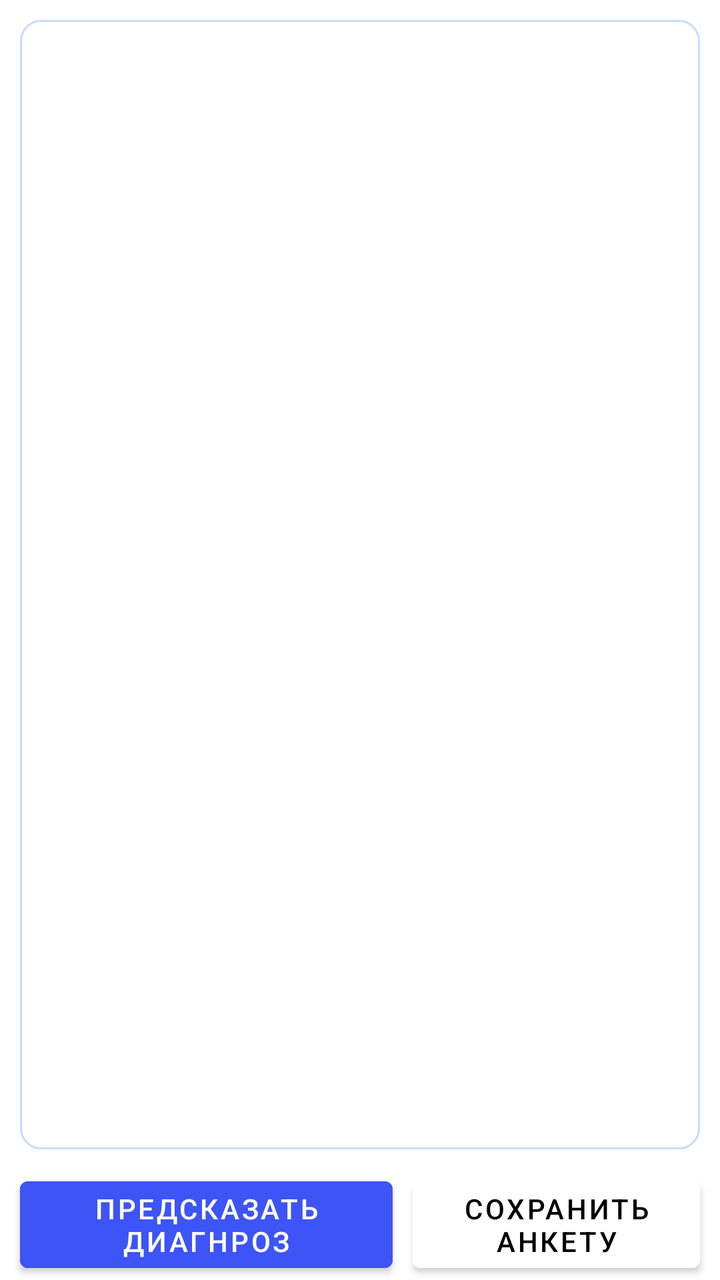
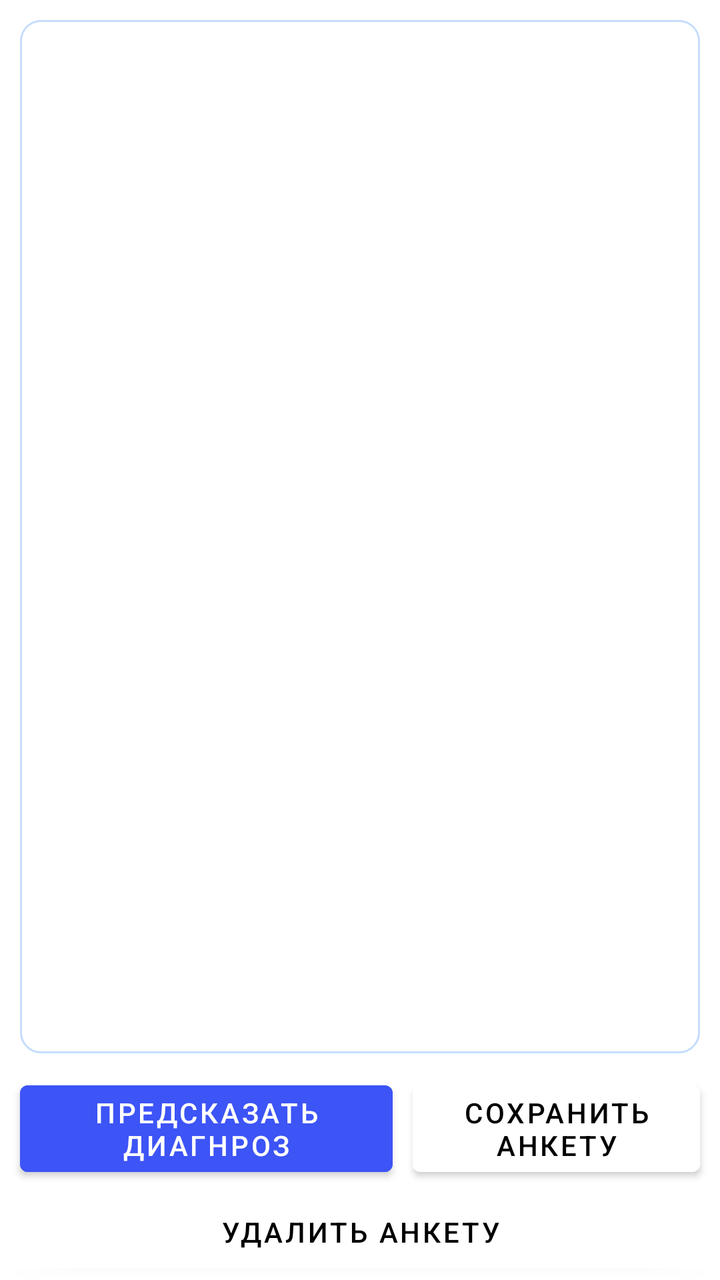

Before-and-after screenshots of an Android layout around one commit, followed by the original layout XML and the change that was made.
<!-- AndroidManifest.xml: application theme Theme.Pancreatitis -->
<!-- res/layout/fragment_questionnaire.xml -->
<?xml version="1.0" encoding="utf-8"?>
<LinearLayout
    xmlns:android="http://schemas.android.com/apk/res/android"
    android:layout_width="match_parent"
    android:layout_height="match_parent"
    android:orientation="vertical">

    <LinearLayout
        android:layout_width="match_parent"
        android:layout_height="0dp"
        android:layout_weight="1"
        android:background="@drawable/rounded_background"
        android:orientation="vertical"
        android:layout_margin="10dp">

        
        <androidx.recyclerview.widget.RecyclerView
            android:id="@+id/recycler_view_characteristics"
            android:layout_width="match_parent"
            android:layout_height="match_parent" />

    </LinearLayout>

    <LinearLayout
        android:id="@+id/btns"
        android:layout_width="match_parent"
        android:layout_height="wrap_content"
        android:orientation="horizontal">

        <Button
            android:id="@+id/btn_predict"
            android:layout_width="wrap_content"
            android:layout_height="wrap_content"
            android:backgroundTint="@color/colorActive"
            android:layout_weight="1"
            android:layout_marginLeft="10dp"
            android:layout_marginRight="5dp"
            android:text="Предсказать диагнроз" />

        <Button
            android:id="@+id/btn_save"
            android:layout_width="wrap_content"
            android:layout_height="wrap_content"
            android:layout_weight="1"
            android:layout_marginLeft="5dp"
            android:layout_marginRight="10dp"
            android:backgroundTint="@color/white"
            android:textColor="@color/black"
            android:text="Сохранить анкету"/>
    </LinearLayout>
</LinearLayout>
<!-- resources referenced by this layout -->
<resources>
  <color name="black">#FF000000</color>
  <color name="colorActive">#3D54F6</color>
  <color name="white">#FFFFFFFF</color>
  <!-- drawable rounded_background (drawable) -->
  <?xml version="1.0" encoding="utf-8"?>
  <shape xmlns:android="http://schemas.android.com/apk/res/android"
      android:shape="rectangle">
      <corners android:radius="10dp"/>  
      <solid android:color="@android:color/white"/> 
      <padding
          android:left="2dp"
          android:right="2dp"
          android:top="2dp"
          android:bottom="2dp"/>
  
      <stroke
          android:width="1dp"
          android:color="@color/colorCircle"/> 
  </shape>
  <style name="Theme.Pancreatitis" parent="Theme.MaterialComponents.DayNight.DarkActionBar">
          
          <item name="colorPrimary">@color/colorActive</item>
          <item name="colorPrimaryVariant">@color/colorActive</item>
          <item name="colorOnPrimary">@color/white</item>
          
          <item name="colorSecondary">@color/teal_200</item>
          <item name="colorSecondaryVariant">@color/teal_700</item>
          <item name="colorOnSecondary">@color/black</item>
          
          <item name="android:statusBarColor">?attr/colorPrimaryVariant</item>
          
      </style>
  <color name="colorCircle">#C5DDFD</color>
  <color name="teal_200">#FF03DAC5</color>
  <color name="teal_700">#FF018786</color>
</resources>

<!-- the commit's change to res/layout/fragment_questionnaire.xml (unified diff, before → after) -->
@@ -48,4 +48,11 @@
             android:textColor="@color/black"
             android:text="Сохранить анкету"/>
     </LinearLayout>
+    <Button
+        android:id="@+id/btn_delete"
+        android:layout_width="match_parent"
+        android:layout_height="wrap_content"
+        android:backgroundTint="@color/white"
+        android:textColor="@color/black"
+        android:text="Удалить анкету"/>
 </LinearLayout>
